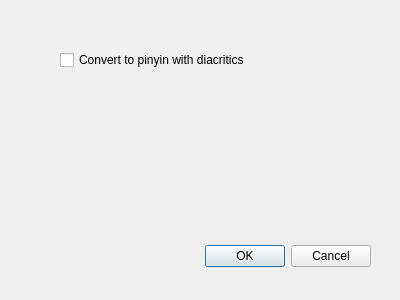
Before: the Qt Designer form preferencesdialog.ui in LStefanCoder/DictoSinico, drawn with Qt 5.
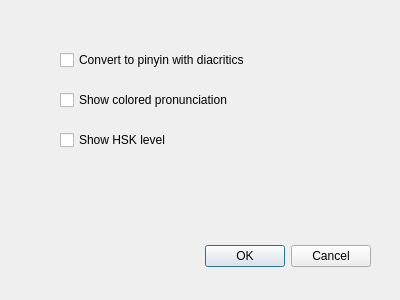
After: the same form once the commit is applied.

Commit message: Added a checkbox for showing the highest HSK level of a word.

Patch:
```diff
--- a/preferencesdialog.ui
+++ b/preferencesdialog.ui
@@ -42,6 +42,32 @@
     <string>Convert to pinyin with diacritics</string>
    </property>
   </widget>
+  <widget class="QCheckBox" name="colorPinyinBox">
+   <property name="geometry">
+    <rect>
+     <x>60</x>
+     <y>90</y>
+     <width>191</width>
+     <height>20</height>
+    </rect>
+   </property>
+   <property name="text">
+    <string>Show colored pronunciation</string>
+   </property>
+  </widget>
+  <widget class="QCheckBox" name="HSKLevelBox">
+   <property name="geometry">
+    <rect>
+     <x>60</x>
+     <y>130</y>
+     <width>171</width>
+     <height>20</height>
+    </rect>
+   </property>
+   <property name="text">
+    <string>Show HSK level</string>
+   </property>
+  </widget>
  </widget>
  <resources/>
  <connections>
```
The commit also changes 4 other files.
